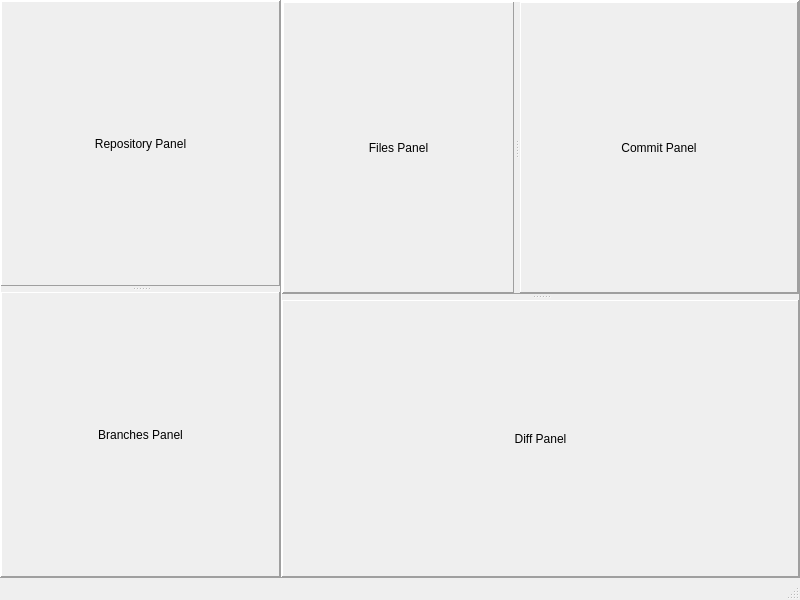
First picture: the form in mainwindow.ui, repository CJayM/CommitCraft, before the edit.
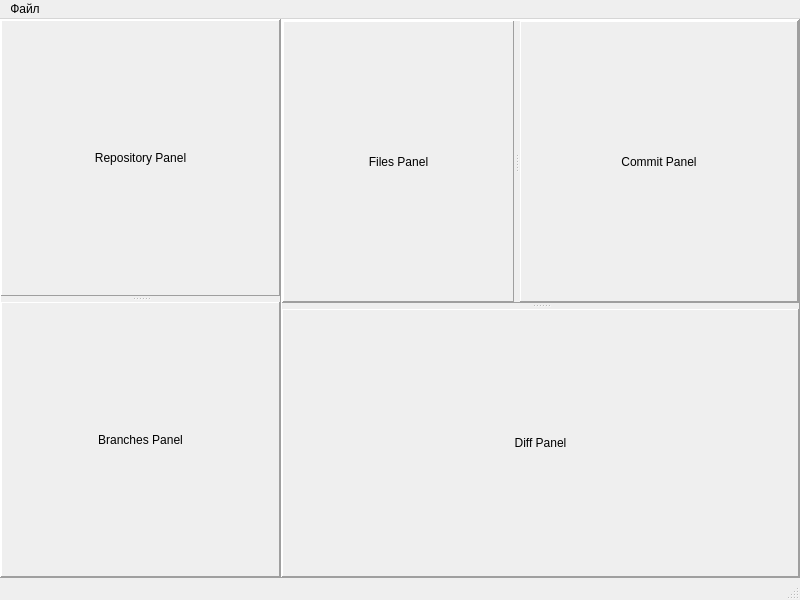
Second picture: the form after the edit.

Commit message: Добавлено окно настроек

The edit to the form file:
```diff
--- a/mainwindow.ui
+++ b/mainwindow.ui
@@ -328,6 +328,13 @@
      <height>26</height>
     </rect>
    </property>
+   <widget class="QMenu" name="menuFile">
+    <property name="title">
+     <string>Файл</string>
+    </property>
+    <addaction name="actionSettings"/>
+   </widget>
+   <addaction name="menuFile"/>
   </widget>
   <widget class="QStatusBar" name="statusbar"/>
  </widget>
```
Left out of the diff: 5 changed lines with no effect on the pictures. The commit also changes 6 other files.
